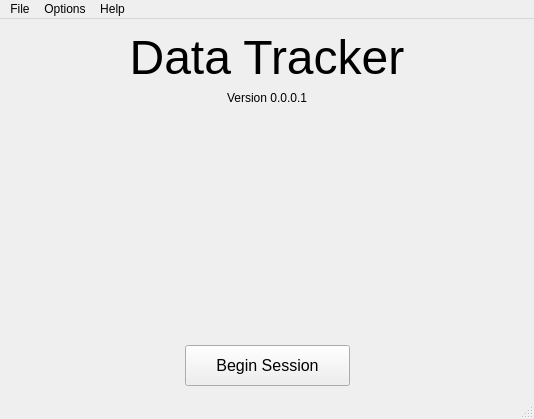
First picture: the form in startwindow.ui, repository miyamot0/DataTracker3, before the edit.
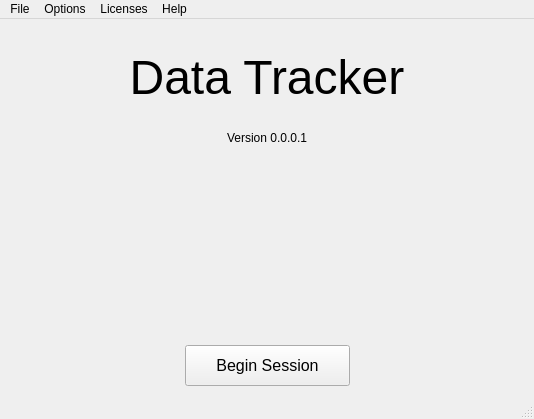
Second picture: the form after the edit. Icons and pictures are not drawn.

```diff
--- a/startwindow.ui
+++ b/startwindow.ui
@@ -19,6 +19,9 @@
      <layout class="QVBoxLayout" name="verticalLayout">
       <item>
        <widget class="QLabel" name="labelTitle">
+        <property name="styleSheet">
+         <string notr="true">padding: 20;</string>
+        </property>
         <property name="text">
          <string>&lt;html&gt;&lt;head/&gt;&lt;body&gt;&lt;p align=&quot;center&quot;&gt;&lt;span style=&quot; font-size:36pt;&quot;&gt;Data Tracker&lt;/span&gt;&lt;/p&gt;&lt;/body&gt;&lt;/html&gt;</string>
         </property>
@@ -126,8 +129,17 @@
     <addaction name="separator"/>
     <addaction name="actionAbout"/>
    </widget>
+   <widget class="QMenu" name="menuLicenses">
+    <property name="title">
+     <string>Licenses</string>
+    </property>
+    <addaction name="actionQt_Framework"/>
+    <addaction name="actionQtXlsx"/>
+    <addaction name="actionTango_Icons"/>
+   </widget>
    <addaction name="menuFile"/>
    <addaction name="menuOptions"/>
+   <addaction name="menuLicenses"/>
    <addaction name="menuHelp"/>
   </widget>
   <widget class="QStatusBar" name="statusBar"/>
```
Left out of the diff: 51 changed lines with no effect on the pictures.
